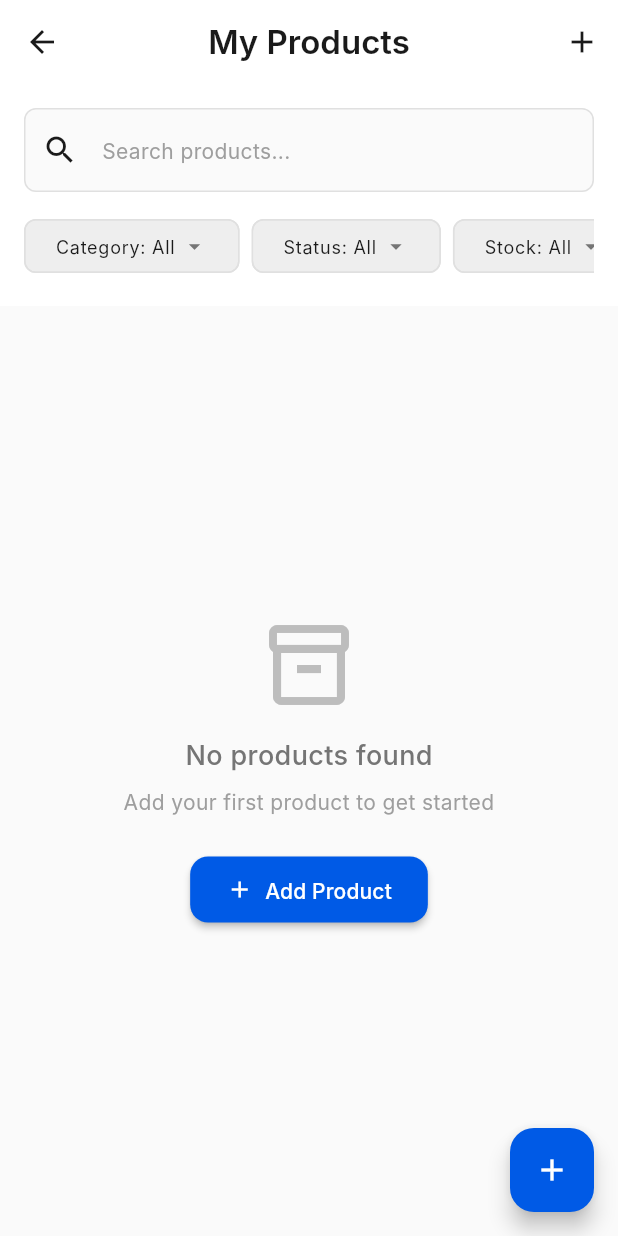
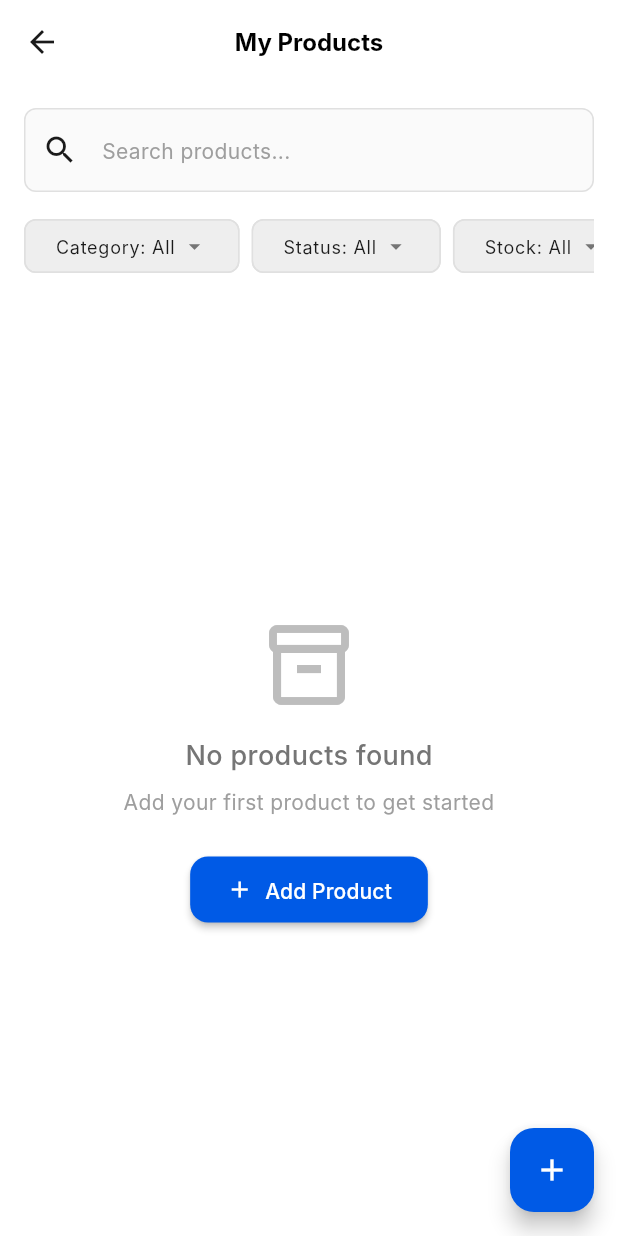
Before and after one commit to Sivanandhpp/Cartify, a Flutter app: the SellerProductsView screen opened by its route, on a phone screen of 412 x 824 dp. Run offline on Flutter 3.47's test engine with Material 3 defaults, Android fonts, the phone set to English and light mode, and no system bars; our stand-ins replace cached_network_image, dio, fl_chart, flutter_secure_storage, get, get_storage and 3 more; accounts and stored records are empty; network calls fail; Roboto replaces fonts that are missing (Inter).

Commit message:
refactor: Update navigation routes to use named routes from app_pages.dart for consistency and maintainability

```diff
--- a/lib/app/modules/buyer_panel/buyer_cart/controllers/buyer_order_status_controller.dart
+++ b/lib/app/modules/buyer_panel/buyer_cart/controllers/buyer_order_status_controller.dart
@@ -1,3 +1,4 @@
+import 'package:cartify/app/routes/app_pages.dart';
 import 'package:flutter/material.dart';
 import 'package:get/get.dart';
 import '../../../../core/index.dart';
@@ -74,11 +75,11 @@ class BuyerOrderStatusController extends GetxController
   }
 
   void goToOrderHistory() {
-    Get.offAllNamed('/buyer-orders');
+    Get.toNamed(Routes.BUYER_ORDERS_VIEW);
   }
 
   void backToShopping() {
-    Get.offAllNamed('/buyer-dashboard');
+    Get.offAllNamed(Routes.BUYER_DASHBOARD);
   }
 
   String get statusTitle {
--- a/lib/app/modules/buyer_panel/buyer_dashboard/controllers/product_sheet_controller.dart
+++ b/lib/app/modules/buyer_panel/buyer_dashboard/controllers/product_sheet_controller.dart
@@ -1,6 +1,7 @@
 import 'package:cartify/app/core/models/product/product_model.dart';
 import 'package:cartify/app/modules/buyer_panel/buyer_cart/controllers/buyer_cart_controller.dart';
 import 'package:cartify/app/modules/buyer_panel/buyer_dashboard/views/widgets/product_sheet.dart';
+import 'package:cartify/app/routes/app_pages.dart';
 import 'package:flutter/material.dart';
 import 'package:get/get.dart';
 
@@ -83,7 +84,7 @@ class ProductSheetController extends GetxController {
     isAddingToCart.value = true;
     cartController.incrementQuantity(product.id).then((_) {
       isAddingToCart.value = false;
-      Get.toNamed('/buyer-cart');
+      Get.toNamed(Routes.BUYER_CART);
     });
   }
 
--- a/lib/app/modules/buyer_panel/buyer_dashboard/views/widgets/cart_tracking_widget.dart
+++ b/lib/app/modules/buyer_panel/buyer_dashboard/views/widgets/cart_tracking_widget.dart
@@ -1,5 +1,6 @@
 // Local imports (relative)
 import 'package:cartify/app/modules/buyer_panel/buyer_cart/controllers/buyer_cart_controller.dart';
+import 'package:cartify/app/routes/app_pages.dart';
 import 'package:flutter/material.dart';
 import 'package:get/get.dart';
 import '../../../../../core/index.dart';
@@ -112,7 +113,7 @@ Widget buildCartTrackingWidget() {
 
             const Spacer(),
             ElevatedButton(
-              onPressed: () => Get.toNamed('/buyer-cart'),
+              onPressed: () => Get.toNamed(Routes.BUYER_CART),
               style: ElevatedButton.styleFrom(
                 backgroundColor: AppColors.primary,
                 padding: const EdgeInsets.symmetric(
--- a/lib/app/modules/buyer_panel/buyer_home/views/buyer_home_view.dart
+++ b/lib/app/modules/buyer_panel/buyer_home/views/buyer_home_view.dart
@@ -1,6 +1,7 @@
 import 'package:cartify/app/core/index.dart';
 import 'package:cartify/app/modules/buyer_panel/buyer_dashboard/controllers/product_sheet_controller.dart';
 import 'package:cartify/app/modules/buyer_panel/buyer_home/views/buyer_home_appbar.dart';
+import 'package:cartify/app/routes/app_pages.dart';
 import 'package:flutter/material.dart';
 import 'package:get/get.dart';
 import '../controllers/buyer_home_controller.dart';
@@ -65,9 +66,7 @@ class BuyerHomeView extends GetView<BuyerHomeController> {
                   print('Location tapped');
                 },
                 onCartTap: () {
-                  // Handle cart tap
-                  Get.toNamed('/buyer-cart');
-                  print('Cart tapped');
+                  Get.toNamed(Routes.BUYER_CART);
                 },
                 onSearchChanged: (value) {
                   // Handle search
--- a/lib/app/modules/buyer_panel/buyer_profile/controllers/buyer_orders_controller.dart
+++ b/lib/app/modules/buyer_panel/buyer_profile/controllers/buyer_orders_controller.dart
@@ -1,3 +1,4 @@
+import 'package:cartify/app/routes/app_pages.dart';
 import 'package:flutter/material.dart';
 import 'package:get/get.dart';
 import '../../../../core/index.dart';
@@ -50,7 +51,7 @@ class BuyerOrdersController extends GetxController {
     LogService.business('Viewing order details', {'orderId': orderId});
 
     // Navigate to order details page
-    Get.toNamed('/buyer/order-details', arguments: orderId);
+    Get.toNamed(Routes.BUYER_ORDER_STATUS, arguments: orderId);
   }
 
   /// Cancel an order
--- a/lib/app/modules/buyer_panel/buyer_profile/views/buyer_orders_view.dart
+++ b/lib/app/modules/buyer_panel/buyer_profile/views/buyer_orders_view.dart
@@ -1,4 +1,5 @@
 import 'package:cartify/app/core/models/order/order_item_model.dart';
+import 'package:cartify/app/routes/app_pages.dart';
 import 'package:flutter/material.dart';
 import 'package:get/get.dart';
 import '../../../../core/index.dart';
@@ -59,7 +60,7 @@ class BuyerOrdersView extends GetView<BuyerOrdersController> {
                 const SizedBox(height: 24),
                 AppButton(
                   text: 'Start Shopping',
-                  onPressed: () => Get.offAllNamed('/buyer/dashboard'),
+                  onPressed: () => Get.offAllNamed(Routes.BUYER_DASHBOARD),
                 ),
               ],
             ),
--- a/lib/app/modules/seller_panel/seller_home/views/widgets/chart_section_widget.dart
+++ b/lib/app/modules/seller_panel/seller_home/views/widgets/chart_section_widget.dart
@@ -115,7 +115,7 @@ class ChartSectionWidget extends StatelessWidget {
                     drawVerticalLine: false,
                     horizontalInterval: interval,
                     getDrawingHorizontalLine: (value) {
-                      return FlLine(color: Colors.grey[200]!, strokeWidth: 1);
+                      return FlLine(color: Colors.grey[200]!, strokeWidth: 2);
                     },
                   ),
                   titlesData: FlTitlesData(
--- a/lib/app/modules/seller_panel/seller_orders/controllers/seller_orders_controller.dart
+++ b/lib/app/modules/seller_panel/seller_orders/controllers/seller_orders_controller.dart
@@ -1,5 +1,6 @@
 import 'package:cartify/app/core/models/order/order_item_model.dart';
 import 'package:cartify/app/core/models/order/update_order_item_dto.dart';
+import 'package:cartify/app/routes/app_pages.dart';
 import 'package:flutter/material.dart';
 import 'package:get/get.dart';
 import 'package:cartify/app/core/index.dart';
@@ -454,7 +455,7 @@ class SellerOrdersController extends GetxController {
 
     // Navigate to order details page with order data
     final order = allOrders.firstWhere((o) => o.id == orderId);
-    Get.toNamed('/seller/order-details', arguments: order);
+    Get.toNamed(Routes.BUYER_ORDER_STATUS,arguments: order);
   }
 
   /// Helper methods
--- a/lib/app/modules/seller_panel/seller_products/controllers/seller_products_controller.dart
+++ b/lib/app/modules/seller_panel/seller_products/controllers/seller_products_controller.dart
@@ -413,7 +413,6 @@ class SellerProductsController extends GetxController {
 
   // Delete product (with API call)
   Future<void> deleteProduct(ProductModel product) async {
-
     AppDialog(
       title: 'Delete Product',
       content:
@@ -472,7 +471,7 @@ class SellerProductsController extends GetxController {
     });
 
     // Navigate to edit product screen
-    Get.toNamed('/seller/products/edit', arguments: product);
+    Get.toNamed(Routes.SELLER_CREATE_PRODUCT, arguments: product);
   }
 
   // Add new product
--- a/lib/app/modules/seller_panel/seller_products/views/seller_products_view.dart
+++ b/lib/app/modules/seller_panel/seller_products/views/seller_products_view.dart
@@ -1,3 +1,4 @@
+import 'package:cartify/app/core/theme/app_colors.dart';
 import 'package:flutter/material.dart';
 import 'package:get/get.dart';
 import '../controllers/seller_products_controller.dart';
@@ -9,20 +10,20 @@ class SellerProductsView extends GetView<SellerProductsController> {
   @override
   Widget build(BuildContext context) {
     return Scaffold(
-      backgroundColor: Colors.grey[50],
+      backgroundColor: AppColors.white,
       appBar: AppBar(
-        title: const Text('My Products'),
+        title: const Text(
+          'My Products',
+          style: TextStyle(
+            fontSize: 16,
+            fontWeight: FontWeight.bold,
+            color: Colors.black,
+          ),
+        ),
         centerTitle: true,
         elevation: 0,
-        backgroundColor: Colors.white,
+        backgroundColor: AppColors.white,
         foregroundColor: Colors.black,
-        actions: [
-          IconButton(
-            onPressed: controller.addNewProduct,
-            icon: const Icon(Icons.add),
-            tooltip: 'Add Product',
-          ),
-        ],
       ),
       body: Column(
         children: [
@@ -54,7 +55,8 @@ class SellerProductsView extends GetView<SellerProductsController> {
                       product: product,
                       onEdit: () => controller.editProduct(product),
                       onDelete: () => controller.deleteProduct(product),
-                      onToggleStatus: () => controller.toggleProductStatus(product),
+                      onToggleStatus: () =>
+                          controller.toggleProductStatus(product),
                     );
                   },
                 ),
@@ -75,7 +77,8 @@ class SellerProductsView extends GetView<SellerProductsController> {
     return Container(
       padding: const EdgeInsets.all(16),
       color: Colors.white,
-      child: Obx(() => Row(
+      child: Obx(
+        () => Row(
           children: [
             Expanded(
               child: _buildStatCard(
@@ -113,11 +116,17 @@ class SellerProductsView extends GetView<SellerProductsController> {
               ),
             ),
           ],
-      )),
+        ),
+      ),
     );
   }
 
-  Widget _buildStatCard(String title, String value, IconData icon, Color color) {
+  Widget _buildStatCard(
+    String title,
+    String value,
+    IconData icon,
+    Color color,
+  ) {
     return Container(
       padding: const EdgeInsets.all(12),
       decoration: BoxDecoration(
@@ -137,13 +146,7 @@ class SellerProductsView extends GetView<SellerProductsController> {
               color: color,
             ),
           ),
-          Text(
-            title,
-            style: TextStyle(
-              fontSize: 12,
-              color: color,
-            ),
-          ),
+          Text(title, style: TextStyle(fontSize: 12, color: color)),
         ],
       ),
     );
@@ -186,32 +189,38 @@ class SellerProductsView extends GetView<SellerProductsController> {
             child: Row(
               children: [
                 // Category Filter - Using actual categories
-                Obx(() => _buildFilterChip(
+                Obx(
+                  () => _buildFilterChip(
                     'Category',
                     controller.selectedCategory.value,
                     controller.availableCategories, // Using actual categories
                     controller.updateCategoryFilter,
-                )),
+                  ),
+                ),
 
                 const SizedBox(width: 8),
 
                 // Status Filter
-                Obx(() => _buildFilterChip(
+                Obx(
+                  () => _buildFilterChip(
                     'Status',
                     controller.selectedStatus.value,
                     ['All', 'Active', 'Inactive'],
                     controller.updateStatusFilter,
-                )),
+                  ),
+                ),
 
                 const SizedBox(width: 8),
 
                 // Stock Filter
-                Obx(() => _buildFilterChip(
+                Obx(
+                  () => _buildFilterChip(
                     'Stock',
                     controller.selectedStockFilter.value,
                     ['All', 'In Stock', 'Low Stock', 'Out of Stock'],
                     controller.updateStockFilter,
-                )),
+                  ),
+                ),
               ],
             ),
           ),
@@ -236,24 +245,31 @@ class SellerProductsView extends GetView<SellerProductsController> {
               '$label: $selectedValue',
               style: TextStyle(
                 fontSize: 12,
-                fontWeight: selectedValue != 'All' ? FontWeight.w600 : FontWeight.normal,
+                fontWeight: selectedValue != 'All'
+                    ? FontWeight.w600
+                    : FontWeight.normal,
               ),
             ),
             const SizedBox(width: 4),
             Icon(
               Icons.arrow_drop_down,
               size: 18,
-              color: selectedValue != 'All' ? Colors.blue[700] : Colors.grey[600],
+              color: selectedValue != 'All'
+                  ? Colors.blue[700]
+                  : Colors.grey[600],
             ),
           ],
         ),
-        backgroundColor: selectedValue != 'All' ? Colors.blue[100] : Colors.grey[200],
+        backgroundColor: selectedValue != 'All'
+            ? Colors.blue[100]
+            : Colors.grey[200],
         side: BorderSide(
           color: selectedValue != 'All' ? Colors.blue[300]! : Colors.grey[300]!,
         ),
       ),
-      itemBuilder: (context) => options.map((option) =>
-        PopupMenuItem(
+      itemBuilder: (context) => options
+          .map(
+            (option) => PopupMenuItem(
               value: option,
               child: Row(
                 children: [
@@ -266,7 +282,8 @@ class SellerProductsView extends GetView<SellerProductsController> {
                 ],
               ),
             ),
-      ).toList(),
+          )
+          .toList(),
     );
   }
 
@@ -275,11 +292,7 @@ class SellerProductsView extends GetView<SellerProductsController> {
       child: Column(
         mainAxisAlignment: MainAxisAlignment.center,
         children: [
-          Icon(
-            Icons.inventory_2_outlined,
-            size: 64,
-            color: Colors.grey[400],
-          ),
+          Icon(Icons.inventory_2_outlined, size: 64, color: Colors.grey[400]),
           const SizedBox(height: 16),
           Text(
             'No products found',
@@ -290,16 +303,15 @@ class SellerProductsView extends GetView<SellerProductsController> {
             ),
           ),
           const SizedBox(height: 8),
-          Obx(() => Text(
+          Obx(
+            () => Text(
               controller.searchQuery.value.isNotEmpty
                   ? 'No products match your search criteria'
                   : 'Add your first product to get started',
-            style: TextStyle(
-              fontSize: 14,
-              color: Colors.grey[500],
+              style: TextStyle(fontSize: 14, color: Colors.grey[500]),
+              textAlign: TextAlign.center,
             ),
-            textAlign: TextAlign.center,
-          )),
+          ),
           const SizedBox(height: 24),
           ElevatedButton.icon(
             onPressed: controller.addNewProduct,
--- a/lib/app/modules/splash/controllers/splash_controller.dart
+++ b/lib/app/modules/splash/controllers/splash_controller.dart
@@ -54,7 +54,7 @@ class SplashController extends GetxController {
         break;
       case 'buyer':
       default:
-        Get.offAllNamed('/buyer-dashboard');
+        Get.offAllNamed(Routes.BUYER_DASHBOARD);
         break;
     }
   }
--- a/lib/app/routes/app_pages.dart
+++ b/lib/app/routes/app_pages.dart
@@ -1,5 +1,4 @@
 import 'package:get/get.dart';
-
 import '../modules/admin_panel/admin_dashboard/bindings/admin_dashboard_binding.dart';
 import '../modules/admin_panel/admin_dashboard/views/admin_dashboard_view.dart';
 import '../modules/authentication/login/bindings/login_binding.dart';
@@ -15,10 +14,10 @@ import '../modules/buyer_panel/buyer_profile/views/buyer_address_view.dart';
 import '../modules/buyer_panel/buyer_profile/views/buyer_orders_view.dart';
 import '../modules/onboarding/bindings/onboarding_binding.dart';
 import '../modules/onboarding/views/onboarding_view.dart';
-import '../modules/seller_panel/seller_orders/views/seller_orders_view.dart';
 import '../modules/seller_panel/seller_create_product/views/seller_create_product_view.dart';
 import '../modules/seller_panel/seller_dashboard/bindings/seller_dashboard_binding.dart';
 import '../modules/seller_panel/seller_dashboard/views/seller_dashboard_view.dart';
+import '../modules/seller_panel/seller_orders/views/seller_orders_view.dart';
 import '../modules/seller_panel/seller_products/views/seller_products_view.dart';
 import '../modules/splash/bindings/splash_binding.dart';
 import '../modules/splash/views/splash_view.dart';
```
Also changed, not shown: lib/app/modules/buyer_panel/buyer_profile/controllers/buyer_profile_controller.dart (+3 -6 lines). Lines whose indentation alone changed are shown as unchanged.
